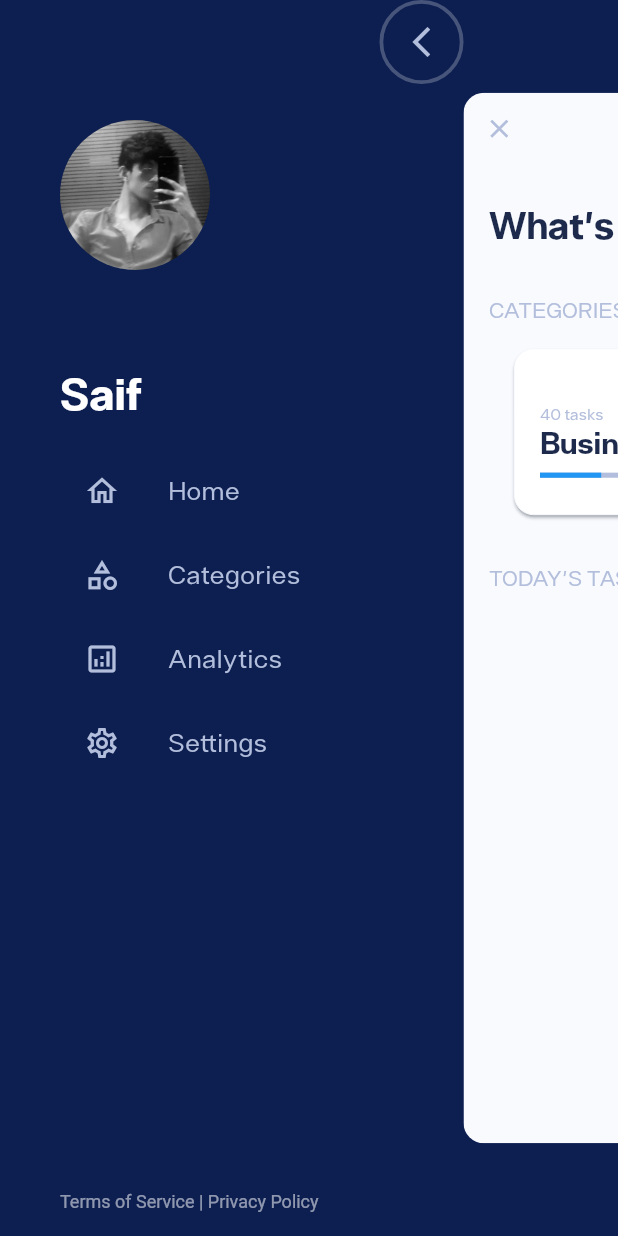
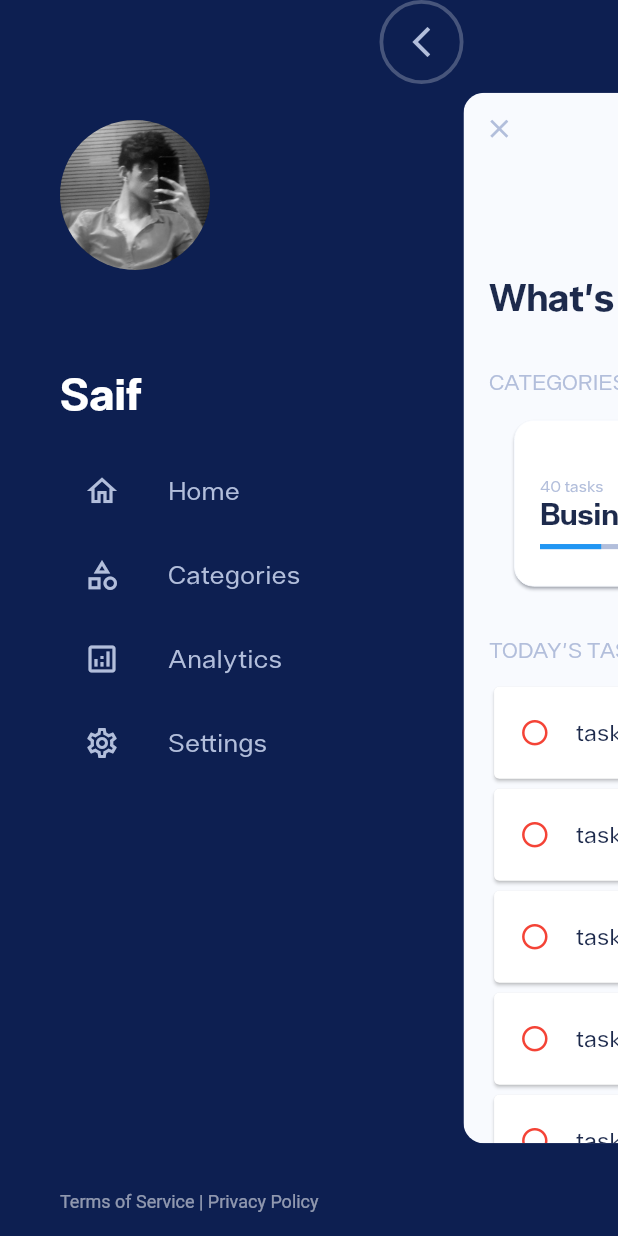
Before and after one commit to beSaif/todosaif, a Flutter app: the screen it shows after launch, after a tap on the "menu" icon, on a phone screen of 412 x 824 dp. Run offline on Flutter 3.47's test engine with Material 2 defaults, Android fonts, the phone set to English and light mode, and no system bars; drawn by our look-alikes of flutter_advanced_drawer; our stand-ins replace cloud_firestore, firebase_core; accounts and stored records are empty.

Commit message:
Firebase Done

```diff
--- a/lib/db/tasks_database.dart
+++ /dev/null
@@ -1,100 +0,0 @@
-import 'package:path/path.dart';
-// ignore: import_of_legacy_library_into_null_safe
-import 'package:sqflite/sqflite.dart';
-import 'package:todosaif/models/tasks.dart';
-
-class TasksDatabase {
-  static final TasksDatabase instance = TasksDatabase._init();
-
-  static Database? _database;
-
-  TasksDatabase._init();
-
-  Future<Database> get database async {
-    if (_database != null) return _database!;
-
-    _database = await _initDB('tasks.db');
-    return _database!;
-  }
-
-  Future<Database> _initDB(String filePath) async {
-    final dbPath = await getDatabasesPath();
-    final path = join(dbPath, filePath);
-
-    return await openDatabase(path, version: 1, onCreate: _createDB);
-  }
-
-  Future _createDB(Database db, int version) async {
-    const idType = 'INTEGER PRIMARY KEY AUTOINCREMENT';
-    const textType = 'TEXT NOT NULL';
-
-    await db.execute('''
-CREATE TABLE $tableTasks (
-  ${TaskFields.id} $idType,
-  ${TaskFields.taskName} $textType,
-  ${TaskFields.priority} $textType,
-  ${TaskFields.timing} $textType
-  )
-''');
-  }
-
-  Future<Task> create(Task task) async {
-    final db = await instance.database;
-
-    // final json = Task.toJson();
-    // final columns =
-    //     '${TaskFields.title}, ${TaskFields.description}, ${TaskFields.time}';
-    // final values =
-    //     '${json[TaskFields.title]}, ${json[TaskFields.description]}, ${json[TaskFields.time]}';
-    // final id = await db
-    //     .rawInsert('INSERT INTO table_name ($columns) VALUES ($values)');
-
-    final id = await db.insert(tableTasks, task.toJson());
-    return task.copy(id: id);
-  }
-
-  Future<Task> readTask(int id) async {
-    final db = await instance.database;
-
-    final maps = await db.query(
-      tableTasks,
-      columns: TaskFields.values,
-      where: '${TaskFields.id} = ?',
-      whereArgs: [id],
-    );
-
-    if (maps.isNotEmpty) {
-      return Task.fromJson(maps.first);
-    } else {
-      throw Exception('ID $id not found');
-    }
-  }
-
-  Future<List<Task>> readAllTasks() async {
-    final db = await instance.database;
-
-    final orderBy = '${TaskFields.id} ASC';
-    // final result =
-    //     await db.rawQuery('SELECT * FROM $tableNotes ORDER BY $orderBy');
-
-    final result = await db.query(tableTasks, orderBy: orderBy);
-
-    return result.map((json) => Task.fromJson(json)).toList();
-  }
-
-  Future<int> delete(int id) async {
-    final db = await instance.database;
-
-    return await db.delete(
-      tableTasks,
-      where: '${TaskFields.id} = ?',
-      whereArgs: [id],
-    );
-  }
-
-  Future close() async {
-    final db = await instance.database;
-
-    db.close();
-  }
-}
--- a/lib/screens/addtask/addtask.dart
+++ b/lib/screens/addtask/addtask.dart
@@ -1,5 +1,6 @@
 // ignore_for_file: avoid_print, prefer_typing_uninitialized_variables
 
+import 'package:cloud_firestore/cloud_firestore.dart';
 import 'package:flutter/material.dart';
 import 'package:todosaif/components/theme.dart';
 import 'package:todosaif/utils/sizedbox.dart';
@@ -21,6 +22,21 @@ class _AddTaskState extends State<AddTask> {
   var priority = 'green';
   int dayIcon = 1;
   int priorityIcon = 1;
+
+  addData(String name, String priority, String timing) {
+    Map<String, dynamic> demoData = {
+      "name": name,
+      "priority": priority,
+      "timing": timing,
+      "status": true
+    };
+
+    CollectionReference collectionReference =
+        FirebaseFirestore.instance.collection('tasks');
+    collectionReference.add(demoData);
+
+    print("Task added to firestore successfully");
+  }
 
   @override
   Widget build(BuildContext context) {
@@ -207,6 +223,7 @@ class _AddTaskState extends State<AddTask> {
                         hintSize = 18;
                       });
                     } else {
+                      addData(name, priority, timing);
                       print(
                           "name: $name, priority: $priority, timing: $timing");
                       Navigator.of(context).pop();
--- a/lib/screens/home/components/body.dart
+++ b/lib/screens/home/components/body.dart
@@ -1,19 +1,37 @@
+import 'package:cloud_firestore/cloud_firestore.dart';
 import 'package:flutter/material.dart';
 import 'package:todosaif/components/theme.dart';
-import 'package:todosaif/models/tasks.dart';
 import 'package:todosaif/screens/home/components/cards.dart';
 import 'package:todosaif/screens/home/components/taskcard.dart';
 import 'package:todosaif/utils/sizedbox.dart';
 
 class Body extends StatefulWidget {
-  final List<Task> tasks;
-  const Body({Key? key, required this.tasks}) : super(key: key);
+/*   final List<Task> tasks;
+  const Body({Key? key, required this.tasks}) : super(key: key); */
 
+  const Body({
+    Key? key,
+  }) : super(key: key);
   @override
   State<Body> createState() => _BodyState();
 }
 
 class _BodyState extends State<Body> {
+  List? tasks;
+
+  CollectionReference _collectionRef =
+      FirebaseFirestore.instance.collection('tasks');
+
+  Future<void> getData() async {
+    // Get docs from collection reference
+    QuerySnapshot querySnapshot = await _collectionRef.get();
+
+    // Get data from docs and convert map to List
+    final allData = querySnapshot.docs.map((doc) => doc.data()).toList();
+    tasks = allData;
+    print(tasks);
+  }
+
   @override
   Widget build(BuildContext context) {
     return Padding(
@@ -22,6 +40,10 @@ class _BodyState extends State<Body> {
       ),
       child: Column(
         children: [
+          FloatingActionButton(onPressed: () {
+            print('Button Pressed');
+            getData();
+          }),
           //First Part
           verticalBox(30),
           const SizedBox(
@@ -89,7 +111,7 @@ class _BodyState extends State<Body> {
 
                 verticalBox(15),
                 // ignore: sized_box_for_whitespace
-                Expanded(
+/*                 Expanded(
                   child: ListView.builder(
                       itemCount: widget.tasks.length,
                       itemBuilder: (BuildContext context, int index) {
@@ -99,10 +121,17 @@ class _BodyState extends State<Body> {
                           return taskCards();
                         }
                       }),
+                ) */
+                Expanded(
+                  child: ListView.builder(
+                      itemCount: tasks?.length,
+                      itemBuilder: (BuildContext context, int index) {
+                        return taskCards("tasks[index]['name']", Colors.red);
+                      }),
                 )
               ],
             ),
-          )
+          ),
         ],
       ),
     );
--- a/lib/screens/home/components/taskcard.dart
+++ b/lib/screens/home/components/taskcard.dart
@@ -4,7 +4,7 @@ import 'package:flutter/material.dart';
 import 'package:todosaif/components/theme.dart';
 import 'package:todosaif/utils/sizedbox.dart';
 
-Widget taskCards() {
+Widget taskCards(String name, Color priority) {
   return Container(
     padding: const EdgeInsets.only(right: 20),
     height: 80,
@@ -15,13 +15,13 @@ Widget taskCards() {
         child: Row(
           mainAxisAlignment: MainAxisAlignment.start,
           children: [
-            const Icon(
+            Icon(
               Icons.circle_outlined,
-              color: Colors.blue,
+              color: priority,
             ),
             horizontalBox(20),
-            const Text(
-              'Finish your business plan',
+            Text(
+              name,
               style: TextStyle(
                   fontFamily: 'Halenoir',
                   color: colorPrimary,
--- a/lib/screens/home/home.dart
+++ b/lib/screens/home/home.dart
@@ -1,6 +1,7 @@
+import 'package:cloud_firestore/cloud_firestore.dart';
+import 'package:firebase_core/firebase_core.dart';
 import 'package:flutter/material.dart';
 import 'package:todosaif/components/theme.dart';
-import 'package:todosaif/db/tasks_database.dart';
 import 'package:todosaif/models/tasks.dart';
 import 'package:todosaif/screens/addtask/addtask.dart';
 import 'package:todosaif/screens/home/components/appbar.dart';
@@ -16,32 +17,20 @@ class HomeScreen extends StatefulWidget {
 }
 
 class _HomeScreenState extends State<HomeScreen> {
-  late List<Task> tasks;
+  List<Task>? tasks;
 
   bool isLoading = false;
 
   @override
   void initState() {
     super.initState();
-
-    refreshTasks();
+    Firebase.initializeApp().whenComplete(() {
+      print("Firebase Initialization Completed");
+      setState(() {});
+    });
   }
 
   @override
-  void dispose() {
-    TasksDatabase.instance.close();
-
-    super.dispose();
-  }
-
-  Future refreshTasks() async {
-    setState(() => isLoading = true);
-
-    tasks = await TasksDatabase.instance.readAllTasks();
-
-    setState(() => isLoading = false);
-  }
-
   final _advancedDrawerController = AdvancedDrawerController();
 
   @override
@@ -69,11 +58,10 @@ class _HomeScreenState extends State<HomeScreen> {
       child: Scaffold(
           //backgroundColor: const Color.fromRGBO(248, 250, 254, 1),
           appBar: appBar(_advancedDrawerController, _handleMenuButtonPressed),
-          body: Body(tasks: tasks),
+          body: Body(),
           floatingActionButton: FloatingActionButton(
             heroTag: 'bottomRightAddTaskButton',
             onPressed: () {
-              // Add your onPressed code here!
               Navigator.push(
                 context,
                 MaterialPageRoute(
--- a/pubspec.yaml
+++ b/pubspec.yaml
@@ -16,6 +16,8 @@ dependencies:
 
   cupertino_icons: ^1.0.2
   flutter_advanced_drawer: ^1.3.0
+  cloud_firestore: ^3.1.10
+  firebase_core: ^1.13.1
 
   # sqflite database
   sqflite: ^2.0.0+3
```
Also changed, not shown: pubspec.lock, 3 other files.
